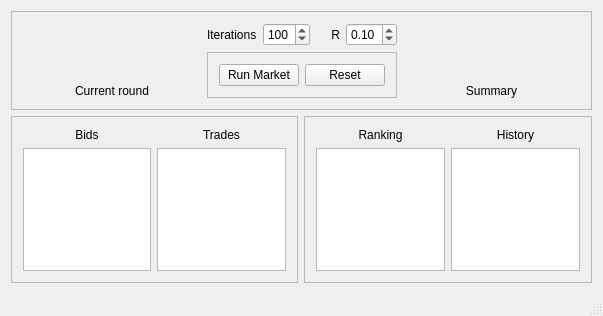
Old version of the form mainwindow.ui in the repository Jackstrom/TradeGame.
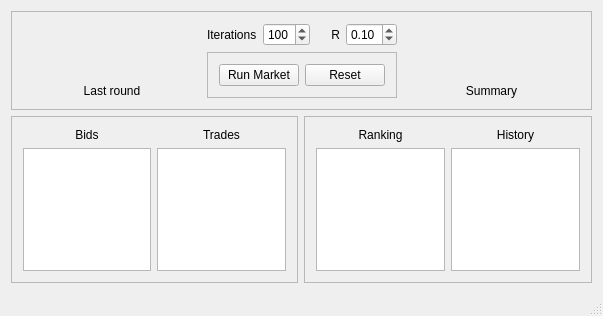
New version of the form.

Commit message: Last trades view implemented

Patch:
```diff
--- a/mainwindow.ui
+++ b/mainwindow.ui
@@ -45,7 +45,7 @@
           </sizepolicy>
          </property>
          <property name="text">
-          <string>Current round</string>
+          <string>Last round</string>
          </property>
          <property name="alignment">
           <set>Qt::AlignBottom|Qt::AlignHCenter</set>
```
The commit also changes 5 other files.
